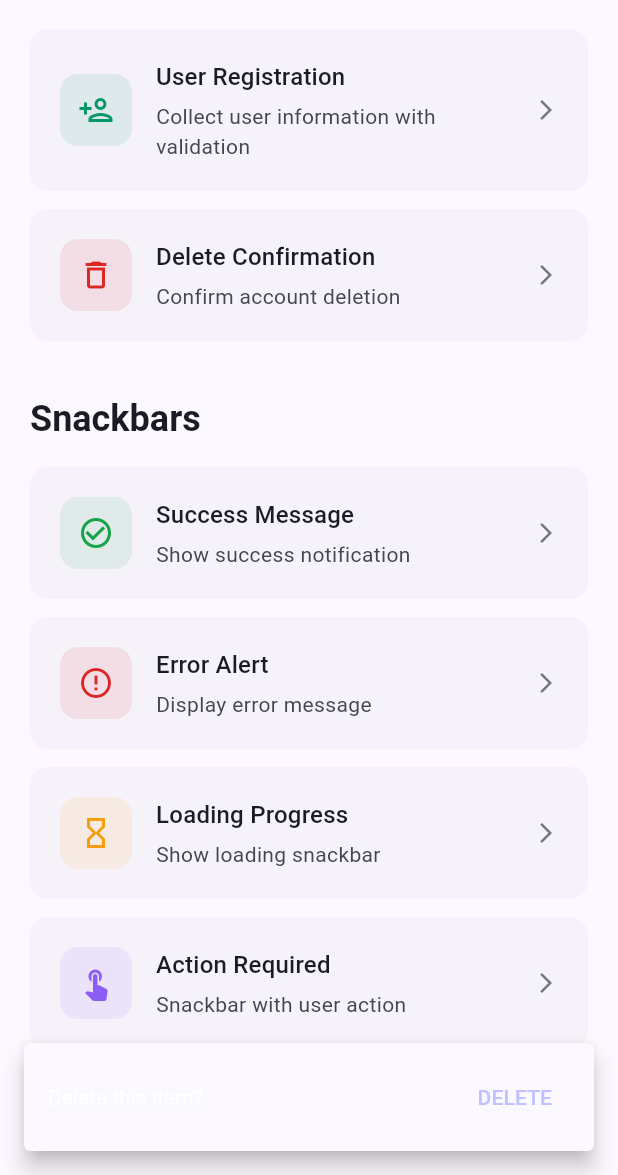
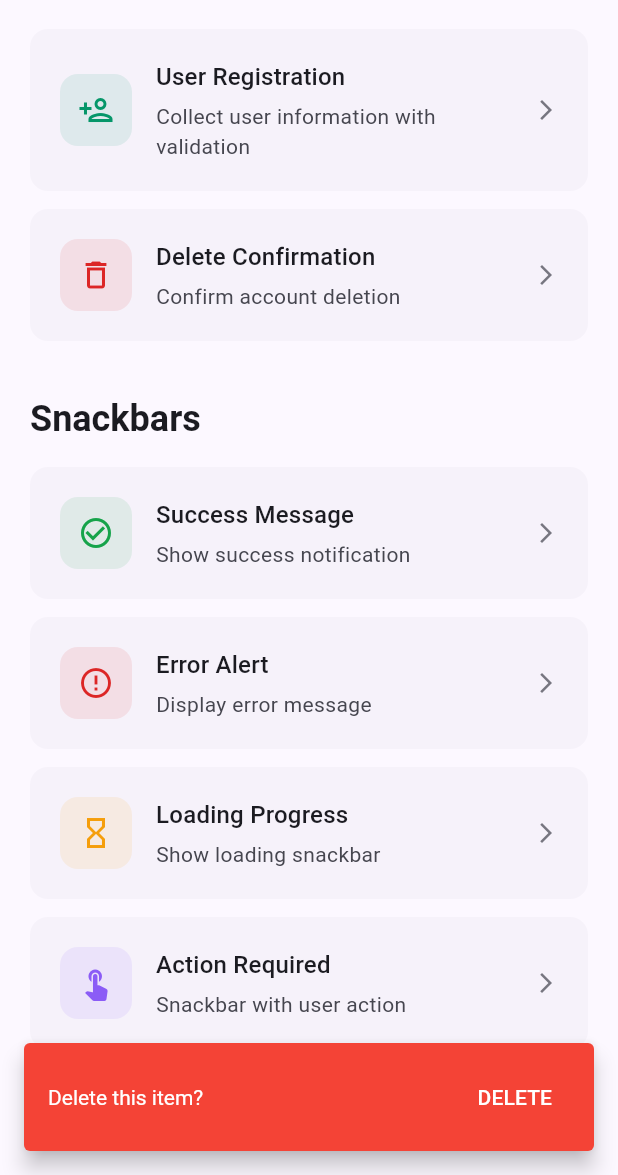
Before and after one commit to tegarnugroho/contextless_ui, a Flutter app: the screen it shows after launch, scrolled down 576 dp, after a tap on "Action Required", on a phone screen of 412 x 824 dp, the part 61-1236 px from its top. Run offline on Flutter 3.47's test engine with Material 3 defaults, Android fonts, the phone set to English and light mode, and no system bars.

Commit message:
feat: add snackbar customization for delete action in MyHome widget

```diff
--- a/example/lib/main.dart
+++ b/example/lib/main.dart
@@ -523,6 +523,9 @@ class _MyHomeState extends State<MyHome> {
       'Delete this item?',
       actionLabel: 'DELETE',
       actionResult: true,
+      id: 'delete-snackbar',
+      backgroundColor: Colors.red,
+      actionColor: Colors.white,
       duration: const Duration(seconds: 6),
     );
 
```
